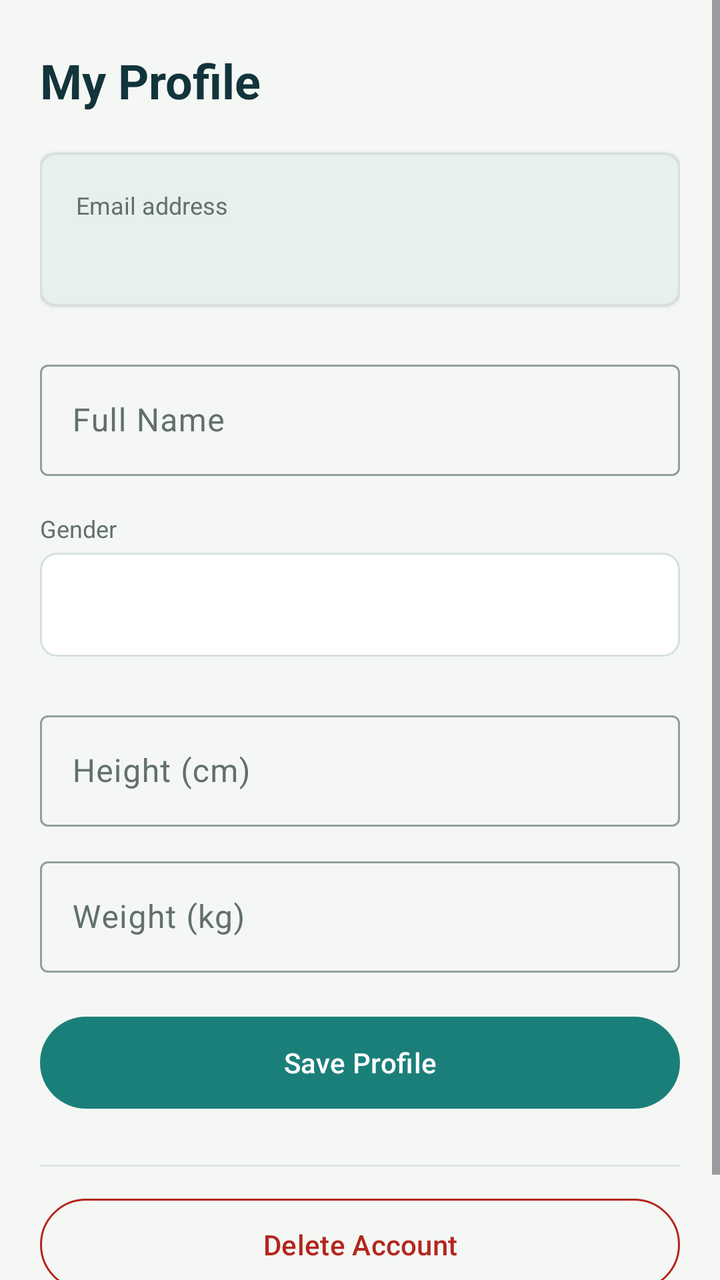
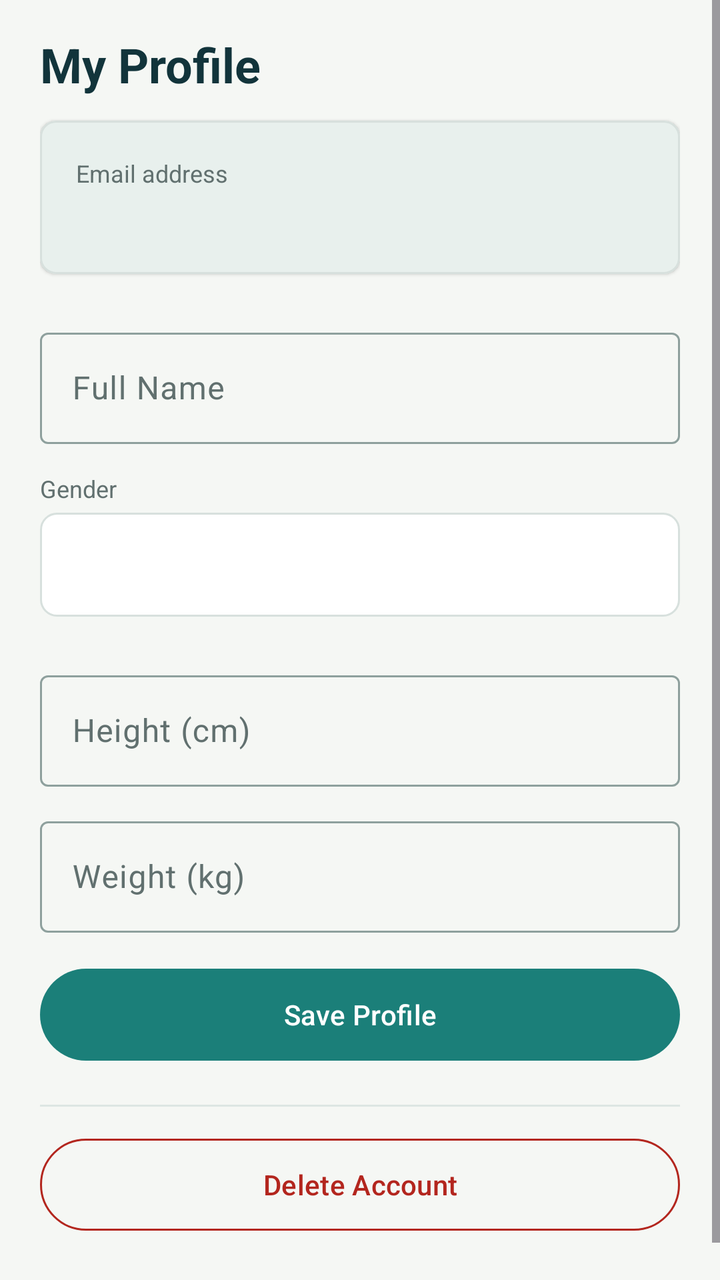

An Android layout rendered at two revisions. The XML below is the earlier revision; the diff shows what the commit changed to produce the second picture.
<!-- AndroidManifest.xml: application theme Theme.SmartFitApp -->
<!-- res/layout/activity_profile.xml -->
<?xml version="1.0" encoding="utf-8"?>
<ScrollView xmlns:android="http://schemas.android.com/apk/res/android"
    xmlns:app="http://schemas.android.com/apk/res-auto"
    android:layout_width="match_parent"
    android:layout_height="match_parent"
    android:fillViewport="true"
    android:background="@color/background">

    <LinearLayout
        android:layout_width="match_parent"
        android:layout_height="wrap_content"
        android:orientation="vertical"
        android:paddingStart="@dimen/screen_padding"
        android:paddingEnd="@dimen/screen_padding"
        android:paddingBottom="40dp">

        
        <TextView
            android:layout_width="wrap_content"
            android:layout_height="wrap_content"
            android:layout_marginTop="24dp"
            android:layout_marginBottom="20dp"
            android:text="My Profile"
            style="@style/Text.ScreenTitle" />

        
        <com.google.android.material.card.MaterialCardView
            android:layout_width="match_parent"
            android:layout_height="wrap_content"
            android:layout_marginBottom="@dimen/large_gap"
            app:cardCornerRadius="@dimen/card_radius"
            app:cardElevation="1dp"
            app:strokeColor="@color/outline_variant"
            app:strokeWidth="1dp"
            app:cardBackgroundColor="@color/surface_variant">

            <LinearLayout
                android:layout_width="match_parent"
                android:layout_height="wrap_content"
                android:orientation="vertical"
                android:padding="@dimen/card_padding">

                <TextView
                    android:layout_width="match_parent"
                    android:layout_height="wrap_content"
                    android:text="Email address"
                    style="@style/Text.Label" />

                <TextView
                    android:id="@+id/emailText"
                    android:layout_width="match_parent"
                    android:layout_height="wrap_content"
                    android:layout_marginTop="4dp"
                    android:textSize="15sp"
                    android:textColor="@color/on_surface" />
            </LinearLayout>
        </com.google.android.material.card.MaterialCardView>

        
        <com.google.android.material.textfield.TextInputLayout
            android:layout_width="match_parent"
            android:layout_height="wrap_content"
            android:hint="Full Name"
            style="@style/Widget.Material3.TextInputLayout.OutlinedBox">
            <com.google.android.material.textfield.TextInputEditText
                android:id="@+id/fullNameInput"
                android:layout_width="match_parent"
                android:layout_height="wrap_content"
                android:inputType="textPersonName" />
        </com.google.android.material.textfield.TextInputLayout>

        
        <TextView
            android:layout_width="match_parent"
            android:layout_height="wrap_content"
            android:layout_marginTop="@dimen/card_padding"
            android:layout_marginBottom="4dp"
            android:text="Gender"
            style="@style/Text.Label" />

        <Spinner
            android:id="@+id/genderSpinner"
            android:layout_width="match_parent"
            android:layout_height="52dp"
            android:background="@drawable/bg_spinner_outlined"
            android:layout_marginBottom="@dimen/element_gap" />

        
        <com.google.android.material.textfield.TextInputLayout
            android:layout_width="match_parent"
            android:layout_height="wrap_content"
            android:layout_marginTop="@dimen/element_gap"
            android:hint="Height (cm)"
            style="@style/Widget.Material3.TextInputLayout.OutlinedBox">
            <com.google.android.material.textfield.TextInputEditText
                android:id="@+id/heightInput"
                android:layout_width="match_parent"
                android:layout_height="wrap_content"
                android:inputType="number" />
        </com.google.android.material.textfield.TextInputLayout>

        
        <com.google.android.material.textfield.TextInputLayout
            android:layout_width="match_parent"
            android:layout_height="wrap_content"
            android:layout_marginTop="@dimen/element_gap"
            android:hint="Weight (kg)"
            style="@style/Widget.Material3.TextInputLayout.OutlinedBox">
            <com.google.android.material.textfield.TextInputEditText
                android:id="@+id/weightInput"
                android:layout_width="match_parent"
                android:layout_height="wrap_content"
                android:inputType="numberDecimal" />
        </com.google.android.material.textfield.TextInputLayout>

        
        <TextView
            android:id="@+id/statusText"
            android:layout_width="match_parent"
            android:layout_height="wrap_content"
            android:layout_marginTop="@dimen/small_gap"
            android:textSize="13sp"
            android:visibility="gone" />

        <ProgressBar
            android:id="@+id/progressBar"
            android:layout_width="wrap_content"
            android:layout_height="wrap_content"
            android:layout_gravity="center_horizontal"
            android:layout_marginTop="@dimen/small_gap"
            android:visibility="gone" />

        <Button
            android:id="@+id/saveButton"
            android:layout_width="match_parent"
            android:layout_height="@dimen/button_height"
            android:layout_marginTop="@dimen/card_padding"
            android:text="Save Profile"
            android:textAllCaps="false"
            style="@style/Widget.Material3.Button" />

        
        <View
            android:layout_width="match_parent"
            android:layout_height="1dp"
            android:layout_marginTop="@dimen/large_gap"
            android:layout_marginBottom="@dimen/element_gap"
            android:background="@color/divider" />

        <Button
            android:id="@+id/deleteButton"
            android:layout_width="match_parent"
            android:layout_height="@dimen/button_height"
            android:layout_marginBottom="8dp"
            android:text="Delete Account"
            android:textAllCaps="false"
            android:textColor="@color/error"
            style="@style/Widget.Material3.Button.OutlinedButton"
            app:strokeColor="@color/error" />

    </LinearLayout>
</ScrollView>
<!-- resources referenced by this layout -->
<resources>
  <color name="background">#F5F7F4</color>
  <color name="divider">#DDE6E3</color>
  <color name="error">#B3261E</color>
  <color name="on_surface">#162326</color>
  <color name="outline_variant">#D7E0DD</color>
  <color name="surface_variant">#E8F0ED</color>
  <dimen name="button_height">54dp</dimen>
  <dimen name="card_padding">18dp</dimen>
  <dimen name="card_radius">8dp</dimen>
  <dimen name="element_gap">12dp</dimen>
  <dimen name="large_gap">24dp</dimen>
  <dimen name="screen_padding">20dp</dimen>
  <dimen name="small_gap">8dp</dimen>
  <!-- drawable bg_spinner_outlined (drawable) -->
  <?xml version="1.0" encoding="utf-8"?>
  <shape xmlns:android="http://schemas.android.com/apk/res/android">
      <solid android:color="@color/surface" />
      <corners android:radius="@dimen/small_radius" />
      <stroke
          android:width="1dp"
          android:color="@color/outline_variant" />
      <padding
          android:left="12dp"
          android:top="10dp"
          android:right="8dp"
          android:bottom="10dp" />
  </shape>
  <style name="Text.Label">
          <item name="android:textColor">@color/on_surface_variant</item>
          <item name="android:textSize">12sp</item>
      </style>
  <style name="Text.ScreenTitle">
          <item name="android:textColor">@color/primary_dark</item>
          <item name="android:textStyle">bold</item>
          <item name="android:textSize">24sp</item>
      </style>
  <style name="Theme.SmartFitApp" parent="Base.Theme.SmartFitApp" />
  <color name="surface">#FFFFFF</color>
  <dimen name="small_radius">8dp</dimen>
  <color name="on_surface_variant">#61706F</color>
  <color name="primary_dark">#12343B</color>
  <style name="Base.Theme.SmartFitApp" parent="Theme.Material3.DayNight.NoActionBar">
          <item name="colorPrimary">@color/primary</item>
          <item name="colorOnPrimary">@color/on_primary</item>
          <item name="colorPrimaryContainer">@color/primary_container</item>
          <item name="colorOnPrimaryContainer">@color/on_primary_container</item>
          <item name="colorSecondary">@color/secondary</item>
          <item name="colorOnSecondary">@color/on_secondary</item>
          <item name="colorSecondaryContainer">@color/secondary_container</item>
          <item name="colorOnSecondaryContainer">@color/on_secondary_container</item>
          <item name="android:colorBackground">@color/background</item>
          <item name="colorSurface">@color/surface</item>
          <item name="colorOnSurface">@color/on_surface</item>
          <item name="colorSurfaceVariant">@color/surface_variant</item>
          <item name="colorOnSurfaceVariant">@color/on_surface_variant</item>
          <item name="colorError">@color/error</item>
          <item name="colorOnError">@color/on_error</item>
          <item name="colorErrorContainer">@color/error_container</item>
          <item name="colorOnErrorContainer">@color/on_error_container</item>
          <item name="colorOutline">@color/outline</item>
          <item name="colorOutlineVariant">@color/outline_variant</item>
      </style>
  <color name="primary">#1B7F79</color>
  <color name="on_primary">#FFFFFF</color>
  <color name="primary_container">#D7F2EE</color>
  <color name="on_primary_container">#052927</color>
  <color name="secondary">#B85C38</color>
  <color name="on_secondary">#FFFFFF</color>
  <color name="secondary_container">#FFE2D5</color>
  <color name="on_secondary_container">#3D1608</color>
  <color name="on_error">#FFFFFF</color>
  <color name="error_container">#F9DEDC</color>
  <color name="on_error_container">#410E0B</color>
  <color name="outline">#8EA09D</color>
</resources>

<!-- the commit's change to res/layout/activity_profile.xml (unified diff, before → after) -->
@@ -18,8 +18,8 @@
         <TextView
             android:layout_width="wrap_content"
             android:layout_height="wrap_content"
-            android:layout_marginTop="24dp"
-            android:layout_marginBottom="20dp"
+            android:layout_marginTop="16dp"
+            android:layout_marginBottom="12dp"
             android:text="My Profile"
             style="@style/Text.ScreenTitle" />
 
@@ -73,7 +73,7 @@
         <TextView
             android:layout_width="match_parent"
             android:layout_height="wrap_content"
-            android:layout_marginTop="@dimen/card_padding"
+            android:layout_marginTop="14dp"
             android:layout_marginBottom="4dp"
             android:text="Gender"
             style="@style/Text.Label" />
@@ -134,7 +134,7 @@
             android:id="@+id/saveButton"
             android:layout_width="match_parent"
             android:layout_height="@dimen/button_height"
-            android:layout_marginTop="@dimen/card_padding"
+            android:layout_marginTop="14dp"
             android:text="Save Profile"
             android:textAllCaps="false"
             style="@style/Widget.Material3.Button" />
@@ -143,15 +143,15 @@
         <View
             android:layout_width="match_parent"
             android:layout_height="1dp"
-            android:layout_marginTop="@dimen/large_gap"
-            android:layout_marginBottom="@dimen/element_gap"
+            android:layout_marginTop="@dimen/card_padding"
+            android:layout_marginBottom="12dp"
             android:background="@color/divider" />
 
         <Button
             android:id="@+id/deleteButton"
             android:layout_width="match_parent"
             android:layout_height="@dimen/button_height"
-            android:layout_marginBottom="8dp"
+            android:layout_marginBottom="0dp"
             android:text="Delete Account"
             android:textAllCaps="false"
             android:textColor="@color/error"
